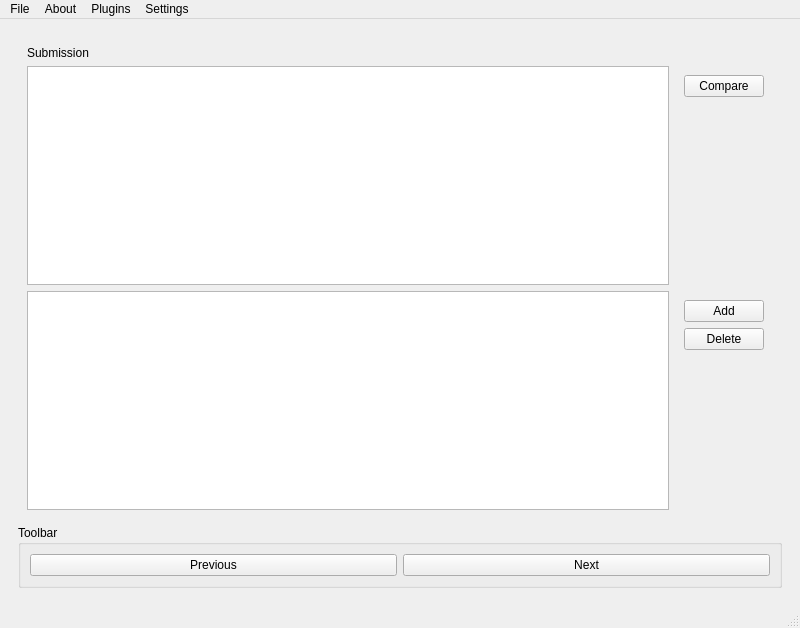
The window that designer/main.ui (marshy2346/quickgrader) describes before a commit, drawn with Qt 5.
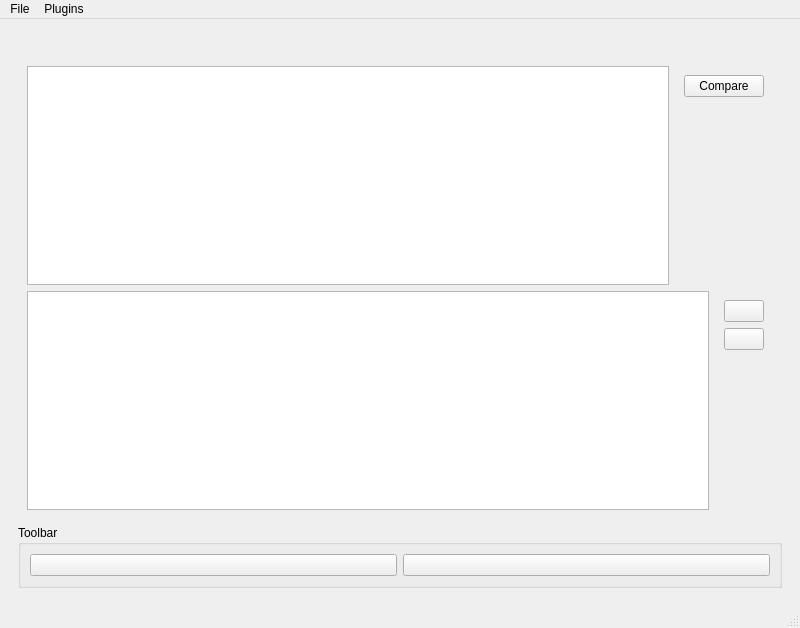
The same window after the commit. Icons and pictures are not drawn.

Commit message: added settings panel and augmented settings manager to load and save user settings

The edit to the form file:
```diff
--- a/designer/main.ui
+++ b/designer/main.ui
@@ -27,7 +27,7 @@
           <item>
            <widget class="QLabel" name="current_submission_label">
             <property name="text">
-             <string>Submission</string>
+             <string/>
             </property>
            </widget>
           </item>
@@ -84,14 +84,34 @@
                <item row="0" column="0">
                 <widget class="QPushButton" name="add_requirement">
                  <property name="text">
-                  <string>Add</string>
+                  <string/>
+                 </property>
+                 <property name="icon">
+                  <iconset>
+                   <normaloff>../assets/add.png</normaloff>../assets/add.png</iconset>
+                 </property>
+                 <property name="iconSize">
+                  <size>
+                   <width>40</width>
+                   <height>40</height>
+                  </size>
                  </property>
                 </widget>
                </item>
                <item row="1" column="0">
                 <widget class="QPushButton" name="delete_requirement">
                  <property name="text">
-                  <string>Delete</string>
+                  <string/>
+                 </property>
+                 <property name="icon">
+                  <iconset>
+                   <normaloff>../assets/remove.png</normaloff>../assets/remove.png</iconset>
+                 </property>
+                 <property name="iconSize">
+                  <size>
+                   <width>40</width>
+                   <height>40</height>
+                  </size>
                  </property>
                 </widget>
                </item>
@@ -112,14 +132,34 @@
           <item>
            <widget class="QPushButton" name="previous_button">
             <property name="text">
-             <string>Previous</string>
+             <string/>
+            </property>
+            <property name="icon">
+             <iconset>
+              <normaloff>../assets/left.png</normaloff>../assets/left.png</iconset>
+            </property>
+            <property name="iconSize">
+             <size>
+              <width>40</width>
+              <height>30</height>
+             </size>
             </property>
            </widget>
           </item>
           <item>
            <widget class="QPushButton" name="next_button">
             <property name="text">
-             <string>Next</string>
+             <string/>
+            </property>
+            <property name="icon">
+             <iconset>
+              <normaloff>../assets/right.png</normaloff>../assets/right.png</iconset>
+            </property>
+            <property name="iconSize">
+             <size>
+              <width>40</width>
+              <height>30</height>
+             </size>
             </property>
            </widget>
           </item>
@@ -147,12 +187,8 @@
     <addaction name="action_open_project"/>
     <addaction name="action_new_project"/>
     <addaction name="action_export"/>
-    <addaction name="actionExit"/>
-   </widget>
-   <widget class="QMenu" name="about_menu">
-    <property name="title">
-     <string>About</string>
-    </property>
+    <addaction name="action_settings"/>
+    <addaction name="action_about"/>
    </widget>
    <widget class="QMenu" name="plugins_menu">
     <property name="title">
@@ -160,15 +196,8 @@
     </property>
     <addaction name="action_plugin_install"/>
    </widget>
-   <widget class="QMenu" name="settings_menu">
-    <property name="title">
-     <string>Settings</string>
-    </property>
-   </widget>
    <addaction name="file_menu"/>
-   <addaction name="about_menu"/>
    <addaction name="plugins_menu"/>
-   <addaction name="settings_menu"/>
   </widget>
   <widget class="QStatusBar" name="statusbar"/>
   <action name="action_open_project">
```
Left out of the diff: 21 changed lines with no effect on the pictures. The commit also changes 10 other files.
